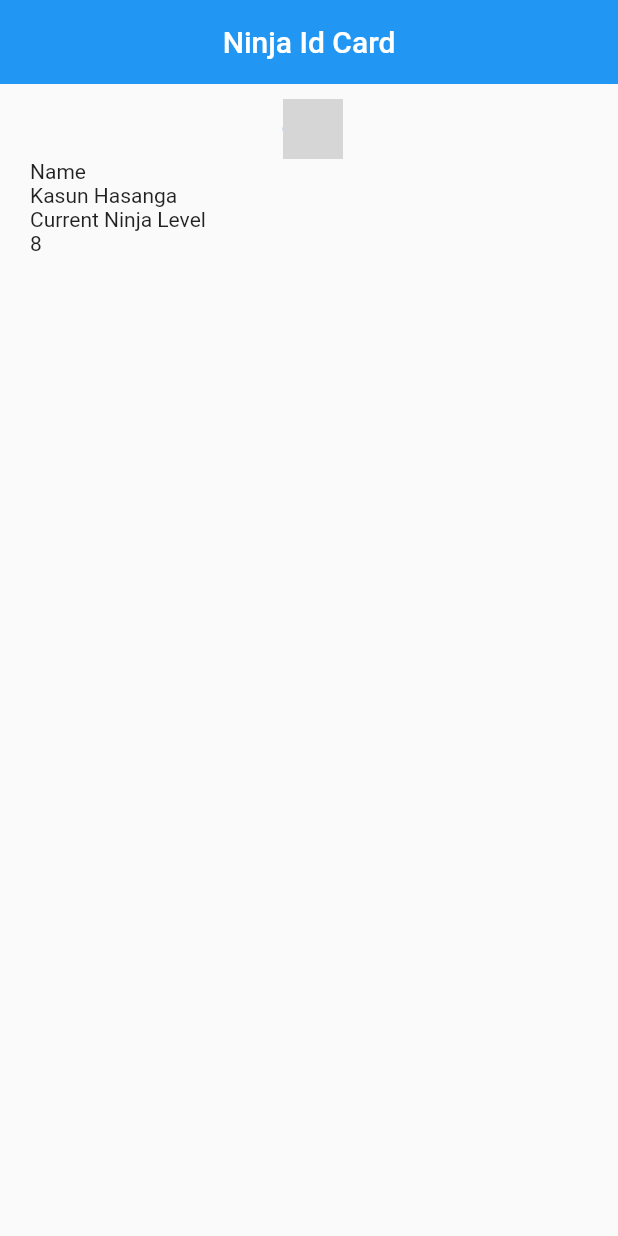
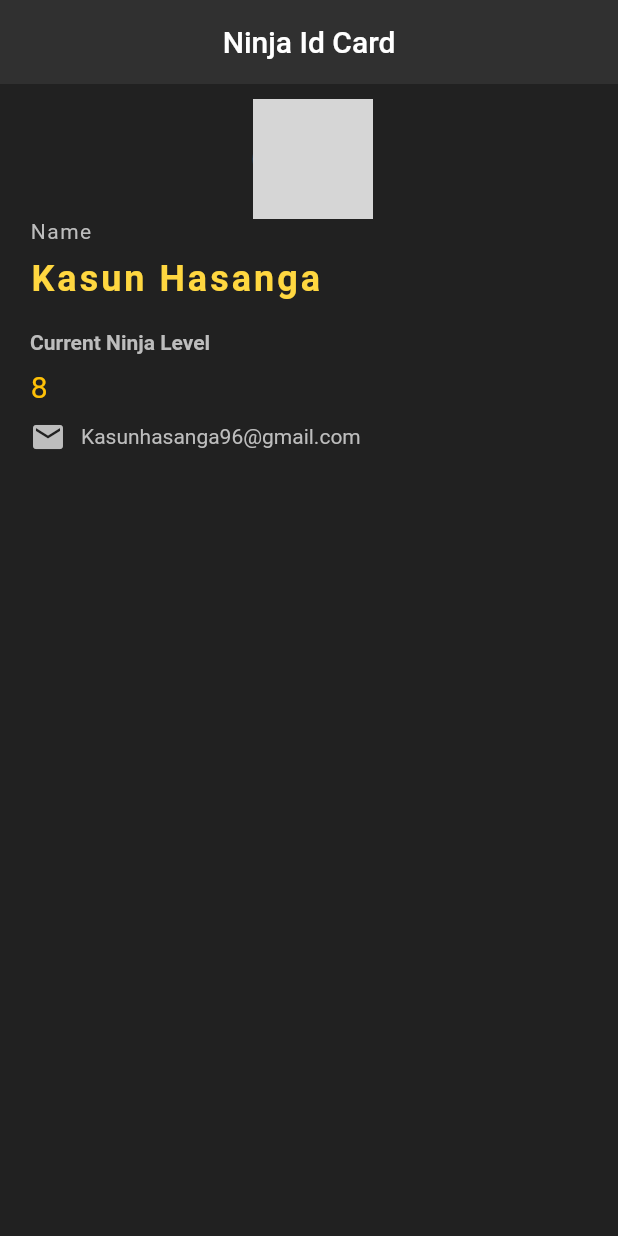
Before and after one commit to KasunHasanga/FlutterNinjaIdCard, a Flutter app: the screen it shows after launch, on a phone screen of 412 x 824 dp. Run offline on Flutter 3.47's test engine with Material 2 defaults, Android fonts, the phone set to English and light mode, and no system bars; grey boxes are pictures that could not be loaded.

Commit message:
Edit Colors

```diff
--- a/lib/main.dart
+++ b/lib/main.dart
@@ -8,12 +8,14 @@ class NinjaCard extends StatelessWidget {
   @override
   Widget build(BuildContext context) {
     return Scaffold(
+      backgroundColor: Colors.grey[900],
       appBar: AppBar(
         title: Text(
           'Ninja Id Card'
         ),
         centerTitle: true,
         elevation: 0.0,
+        backgroundColor: Colors.grey[850],
       ),
       body: Padding(
         padding:EdgeInsets.fromLTRB(20.0, 10.0, 15.0, 0.0) ,
@@ -23,20 +25,69 @@ class NinjaCard extends StatelessWidget {
           children: <Widget>[
             Center(
               child: CircleAvatar(
+                radius: 40.0,
                 backgroundImage:AssetImage('images/avator.jpg') ,
               ),
             ),
             Text(
-              'Name'
+              'Name',
+              style:TextStyle(
+                color: Colors.grey[400],
+                letterSpacing: 1.0,
+              ) ,
+            ),
+            SizedBox(height: 10.0,
+            ),
+
+            Text(
+              'Kasun Hasanga',
+              style: TextStyle(
+                color: Colors.amberAccent,
+                fontWeight: FontWeight.bold,
+                letterSpacing: 2.0,
+                fontSize: 24.0,
+
+              ),
+
+            ),
+            SizedBox(
+              height: 20.0,
             ),
             Text(
-              'Kasun Hasanga'
+              'Current Ninja Level',
+              style: TextStyle(
+                color: Colors.grey[400],
+                fontWeight:FontWeight.bold,
+              ),
+            ),
+            SizedBox(
+              height: 10.0,
             ),
             Text(
-              'Current Ninja Level'
+              '8',
+              style: TextStyle(
+                letterSpacing: 1.0,
+                color: Colors.amber,
+                fontSize: 20,
+
+              ),
+
             ),
-            Text(
-              '8'
+            SizedBox(height: 10.0,),
+            Row(
+              children: <Widget>[
+                Icon(
+                  Icons.mail,
+                  color: Colors.grey[400],
+                ),
+                SizedBox(width: 10.0),
+                Text(
+                  'Kasunhasanga96@gmail.com',
+                  style: TextStyle(
+                    color: Colors.grey[400],
+                  ),
+                )
+              ],
             )
           ],
 
--- a/pubspec.yaml
+++ b/pubspec.yaml
@@ -45,8 +45,8 @@ flutter:
   uses-material-design: true
 
   # To add assets to your application, add an assets section, like this:
-  # assets:
-  #   - images/a_dot_burr.jpeg
+  assets:
+   - assets/avator.jpg
   #   - images/a_dot_ham.jpeg
 
   # An image asset can refer to one or more resolution-specific "variants", see
```
Also changed, not shown: assets/avator.jpg (renamed from images/avator.jpg).
